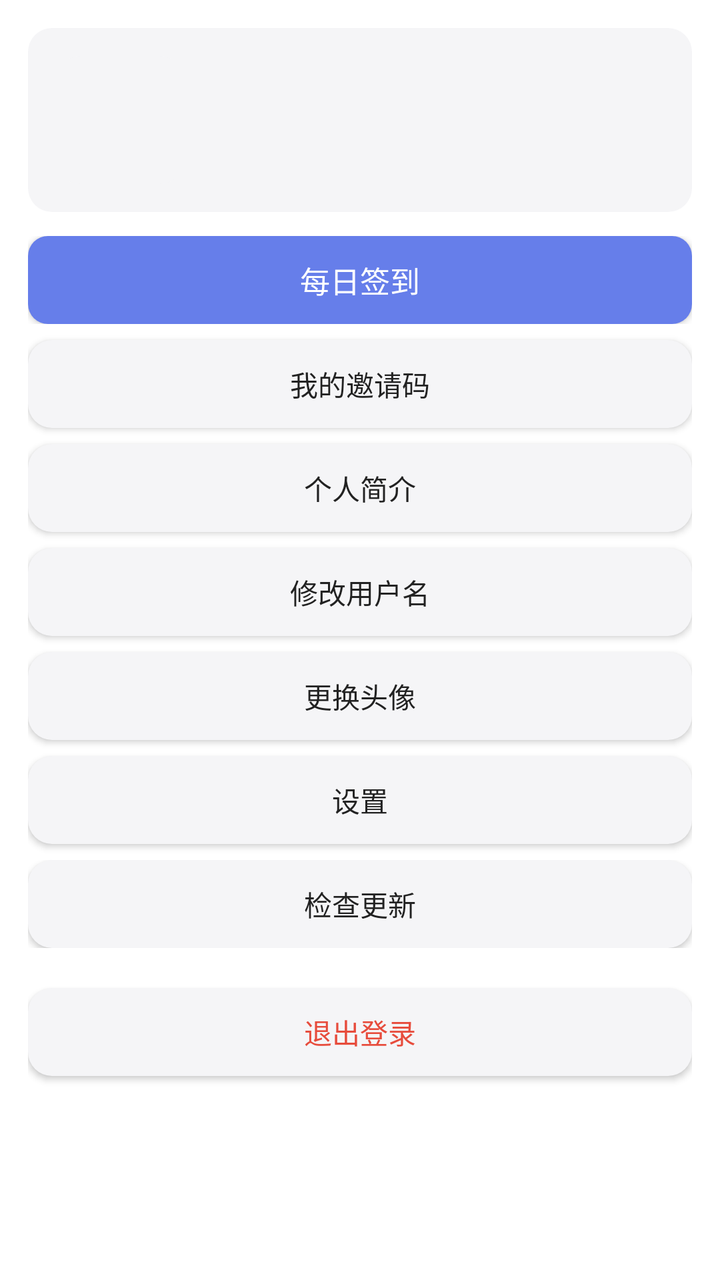
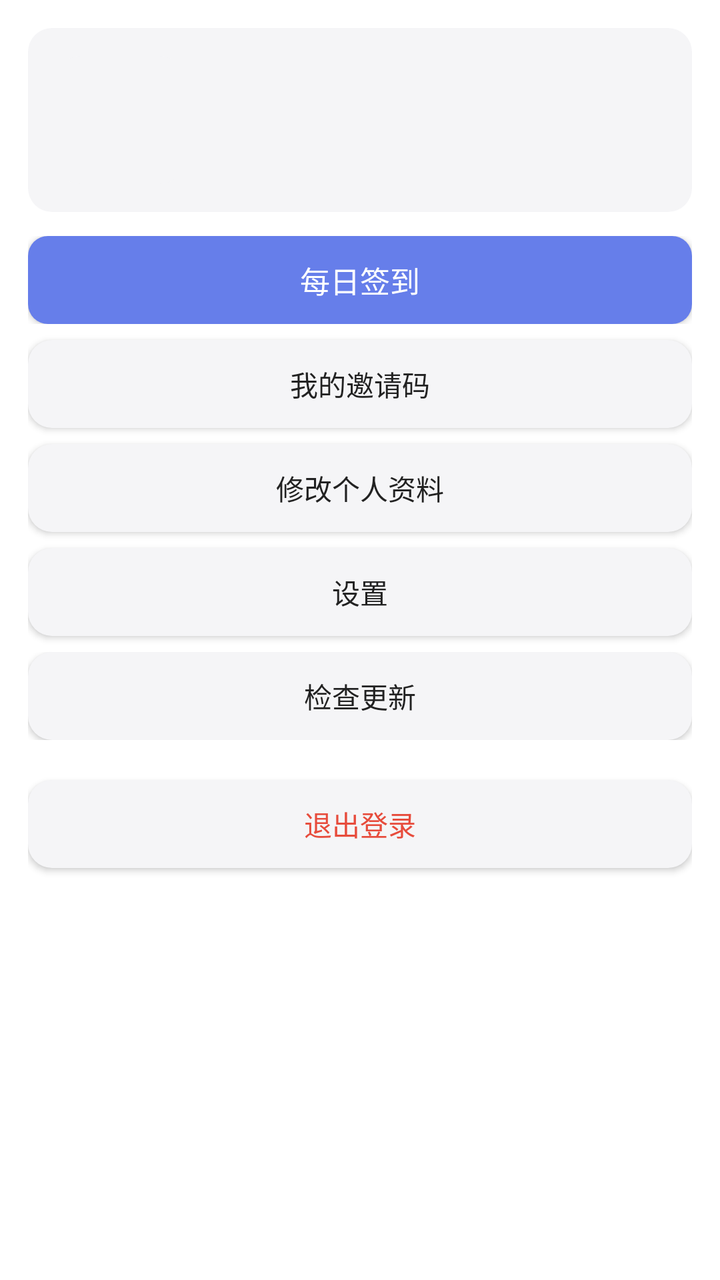

Two renders of the same Android screen: before a commit and after it. Below are the layout's source before the change and the commit's diff.
<!-- AndroidManifest.xml: application theme AppTheme -->
<!-- res/layout/frag_me.xml -->
<?xml version="1.0" encoding="utf-8"?>
<ScrollView xmlns:android="http://schemas.android.com/apk/res/android"
    android:layout_width="match_parent"
    android:layout_height="match_parent"
    >

    <LinearLayout
        android:layout_width="match_parent"
        android:layout_height="wrap_content"
        android:orientation="vertical"
        android:padding="14dp">

        <LinearLayout
            android:layout_width="match_parent"
            android:layout_height="wrap_content"
            android:background="@drawable/bg_card"
            android:gravity="center_vertical"
            android:orientation="horizontal"
            android:padding="14dp">

            <ImageView
                android:id="@+id/ivAvatar"
                android:layout_width="64dp"
                android:layout_height="64dp"
                android:background="@drawable/bg_card"
                android:contentDescription="@string/tab_me"
                android:scaleType="centerCrop" />

            <LinearLayout
                android:layout_width="0dp"
                android:layout_height="wrap_content"
                android:layout_marginLeft="12dp"
                android:layout_weight="1"
                android:orientation="vertical">

                <TextView
                    android:id="@+id/tvName"
                    android:layout_width="wrap_content"
                    android:layout_height="wrap_content"
                    android:textColor="@color/text"
                    android:textSize="17sp"
                    android:textStyle="bold" />

                <TextView
                    android:id="@+id/tvUid"
                    android:layout_width="wrap_content"
                    android:layout_height="wrap_content"
                    android:layout_marginTop="2dp"
                    android:textColor="@color/text_sub"
                    android:textSize="11sp" />

                <TextView
                    android:id="@+id/tvBio"
                    android:layout_width="wrap_content"
                    android:layout_height="wrap_content"
                    android:layout_marginTop="3dp"
                    android:textColor="@color/text_sub"
                    android:textSize="12sp" />
            </LinearLayout>

            <TextView
                android:id="@+id/tvPts"
                android:layout_width="wrap_content"
                android:layout_height="wrap_content"
                android:textColor="@color/gold"
                android:textSize="15sp"
                android:textStyle="bold" />
        </LinearLayout>

        <FrameLayout
            android:layout_width="match_parent"
            android:layout_height="44dp"
            android:layout_marginTop="12dp">

            <Button
                android:id="@+id/btnSign"
                android:layout_width="match_parent"
                android:layout_height="44dp"
                android:background="@drawable/bg_btn"
                android:text="@string/sec_sign"
                android:textColor="@color/text_light"
                android:textSize="15sp" />

            <ProgressBar
                android:id="@+id/pbSign"
                android:layout_width="30dp"
                android:layout_height="30dp"
                android:layout_gravity="center"
                android:visibility="gone" />
        </FrameLayout>

        <Button
            android:id="@+id/btnInvite"
            android:layout_width="match_parent"
            android:layout_height="44dp"
            android:layout_marginTop="8dp"
            android:background="@drawable/bg_card"
            android:text="@string/me_invite"
            android:textColor="@color/text"
            android:textSize="14sp" />

        <Button
            android:id="@+id/btnBio"
            android:layout_width="match_parent"
            android:layout_height="44dp"
            android:layout_marginTop="8dp"
            android:background="@drawable/bg_card"
            android:text="@string/me_bio"
            android:textColor="@color/text"
            android:textSize="14sp" />

        <Button
            android:id="@+id/btnRename"
            android:layout_width="match_parent"
            android:layout_height="44dp"
            android:layout_marginTop="8dp"
            android:background="@drawable/bg_card"
            android:text="@string/me_rename"
            android:textColor="@color/text"
            android:textSize="14sp" />

        <Button
            android:id="@+id/btnAvatar"
            android:layout_width="match_parent"
            android:layout_height="44dp"
            android:layout_marginTop="8dp"
            android:background="@drawable/bg_card"
            android:text="更换头像"
            android:textColor="@color/text"
            android:textSize="14sp" />

        
        <Button
            android:id="@+id/btnDisplay"
            android:layout_width="match_parent"
            android:layout_height="44dp"
            android:layout_marginTop="8dp"
            android:background="@drawable/bg_card"
            android:text="设置"
            android:textColor="@color/text"
            android:textSize="14sp" />

        <FrameLayout
            android:layout_width="match_parent"
            android:layout_height="44dp"
            android:layout_marginTop="8dp">

            <Button
                android:id="@+id/btnUpdate"
                android:layout_width="match_parent"
                android:layout_height="44dp"
                android:background="@drawable/bg_card"
                android:text="检查更新"
                android:textColor="@color/text"
                android:textSize="14sp" />

            <ProgressBar
                android:id="@+id/pbUpdate"
                android:layout_width="26dp"
                android:layout_height="26dp"
                android:layout_gravity="center"
                android:visibility="gone" />
        </FrameLayout>

        <Button
            android:id="@+id/btnLogout"
            android:layout_width="match_parent"
            android:layout_height="44dp"
            android:layout_marginTop="20dp"
            android:background="@drawable/bg_card"
            android:text="@string/me_logout"
            android:textColor="@color/danger"
            android:textSize="14sp" />

        <TextView
            android:id="@+id/tvVer"
            android:layout_width="match_parent"
            android:layout_height="wrap_content"
            android:layout_marginTop="16dp"
            android:gravity="center"
            android:textColor="@color/text_sub"
            android:textSize="11sp" />
    </LinearLayout>
</ScrollView>
<!-- resources referenced by this layout -->
<resources>
  <color name="danger">#E74C3C</color>
  <color name="gold">#E8B923</color>
  <color name="text">#222222</color>
  <color name="text_light">#FFFFFF</color>
  <color name="text_sub">#8A8A94</color>
  <!-- drawable bg_btn (drawable) -->
  <?xml version="1.0" encoding="utf-8"?>
  <shape xmlns:android="http://schemas.android.com/apk/res/android" android:shape="rectangle">
      <solid android:color="@color/accent" />
      <corners android:radius="10dp" />
  </shape>
  <!-- drawable bg_card (drawable) -->
  <?xml version="1.0" encoding="utf-8"?>
  <shape xmlns:android="http://schemas.android.com/apk/res/android" android:shape="rectangle">
      <solid android:color="@color/bg_panel" />
      <corners android:radius="12dp" />
  </shape>
  <string name="me_bio">个人简介</string>
  <string name="me_invite">我的邀请码</string>
  <string name="me_logout">退出登录</string>
  <string name="me_rename">修改用户名</string>
  <string name="sec_sign">每日签到</string>
  <string name="tab_me">我的</string>
  <style name="AppTheme" parent="@android:style/Theme.Material.Light.NoActionBar">
          <item name="android:colorPrimary">@color/primary</item>
          <item name="android:colorPrimaryDark">@color/primaryDark</item>
          <item name="android:colorAccent">@color/accent</item>
          <item name="android:windowBackground">@color/bg</item>
          <item name="android:statusBarColor">@color/primaryDark</item>
          <item name="android:windowLightStatusBar">false</item>
      </style>
  <color name="accent">#667EEA</color>
  <color name="bg_panel">#F5F5F7</color>
  <color name="primary">#2B2B40</color>
  <color name="primaryDark">#1B1B28</color>
  <color name="bg">#FFFFFF</color>
</resources>

<!-- the commit's change to res/layout/frag_me.xml (unified diff, before → after) -->
@@ -99,35 +99,64 @@
             android:textColor="@color/text"
             android:textSize="14sp" />
 
-        <Button
-            android:id="@+id/btnBio"
+        
+        <Button
+            android:id="@+id/btnProfileToggle"
             android:layout_width="match_parent"
             android:layout_height="44dp"
             android:layout_marginTop="8dp"
             android:background="@drawable/bg_card"
-            android:text="@string/me_bio"
+            android:text="修改个人资料"
             android:textColor="@color/text"
             android:textSize="14sp" />
 
-        <Button
-            android:id="@+id/btnRename"
-            android:layout_width="match_parent"
-            android:layout_height="44dp"
-            android:layout_marginTop="8dp"
-            android:background="@drawable/bg_card"
-            android:text="@string/me_rename"
-            android:textColor="@color/text"
-            android:textSize="14sp" />
-
-        <Button
-            android:id="@+id/btnAvatar"
-            android:layout_width="match_parent"
-            android:layout_height="44dp"
-            android:layout_marginTop="8dp"
-            android:background="@drawable/bg_card"
-            android:text="更换头像"
-            android:textColor="@color/text"
-            android:textSize="14sp" />
+        <LinearLayout
+            android:id="@+id/boxProfile"
+            android:layout_width="match_parent"
+            android:layout_height="wrap_content"
+            android:layout_marginTop="6dp"
+            android:orientation="vertical"
+            android:visibility="gone">
+
+            <Button
+                android:id="@+id/btnBio"
+                android:layout_width="match_parent"
+                android:layout_height="44dp"
+                android:background="@drawable/bg_card"
+                android:text="@string/me_bio"
+                android:textColor="@color/text"
+                android:textSize="14sp" />
+
+            <Button
+                android:id="@+id/btnRename"
+                android:layout_width="match_parent"
+                android:layout_height="44dp"
+                android:layout_marginTop="6dp"
+                android:background="@drawable/bg_card"
+                android:text="@string/me_rename"
+                android:textColor="@color/text"
+                android:textSize="14sp" />
+
+            <Button
+                android:id="@+id/btnAvatar"
+                android:layout_width="match_parent"
+                android:layout_height="44dp"
+                android:layout_marginTop="6dp"
+                android:background="@drawable/bg_card"
+                android:text="更换头像"
+                android:textColor="@color/text"
+                android:textSize="14sp" />
+
+            <Button
+                android:id="@+id/btnPassword"
+                android:layout_width="match_parent"
+                android:layout_height="44dp"
+                android:layout_marginTop="6dp"
+                android:background="@drawable/bg_card"
+                android:text="修改密码"
+                android:textColor="@color/text"
+                android:textSize="14sp" />
+        </LinearLayout>
 
         
         <Button
